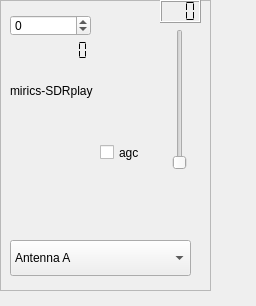
Old version of the form devices/sdrplay-handler/sdrplay-widget.ui in the repository JvanKatwijk/wfm-rpi.
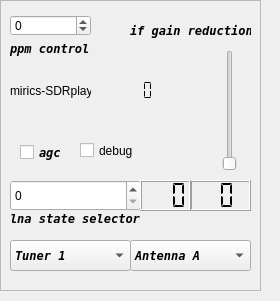
New version of the form.

Patch:
```diff
--- a/devices/sdrplay-handler/sdrplay-widget.ui
+++ b/devices/sdrplay-handler/sdrplay-widget.ui
@@ -6,8 +6,8 @@
    <rect>
     <x>0</x>
     <y>0</y>
-    <width>256</width>
-    <height>306</height>
+    <width>280</width>
+    <height>301</height>
    </rect>
   </property>
   <property name="windowTitle">
@@ -18,7 +18,7 @@
     <rect>
      <x>0</x>
      <y>0</y>
-     <width>211</width>
+     <width>261</width>
      <height>291</height>
     </rect>
    </property>
@@ -33,7 +33,7 @@
      <rect>
       <x>10</x>
       <y>80</y>
-      <width>101</width>
+      <width>81</width>
       <height>21</height>
      </rect>
     </property>
@@ -57,9 +57,9 @@
    <widget class="QLCDNumber" name="api_version">
     <property name="geometry">
      <rect>
-      <x>20</x>
-      <y>40</y>
-      <width>91</width>
+      <x>90</x>
+      <y>80</y>
+      <width>81</width>
       <height>21</height>
      </rect>
     </property>
@@ -73,12 +73,21 @@
    <widget class="QSlider" name="gainSlider">
     <property name="geometry">
      <rect>
-      <x>170</x>
-      <y>29</y>
+      <x>220</x>
+      <y>50</y>
       <width>20</width>
-      <height>141</height>
+      <height>121</height>
      </rect>
     </property>
+    <property name="toolTip">
+     <string>&lt;html&gt;&lt;head/&gt;&lt;body&gt;&lt;p&gt;gain slider, its value is used as measure for the gain reduction of the baseband signal. If the agc is selected, the slider is not effective and is not shown.&lt;/p&gt;&lt;/body&gt;&lt;/html&gt;</string>
+    </property>
+    <property name="minimum">
+     <number>20</number>
+    </property>
+    <property name="maximum">
+     <number>59</number>
+    </property>
     <property name="orientation">
      <enum>Qt::Vertical</enum>
     </property>
@@ -86,14 +95,14 @@
    <widget class="QLCDNumber" name="gainDisplay">
     <property name="geometry">
      <rect>
-      <x>160</x>
-      <y>0</y>
-      <width>41</width>
-      <height>23</height>
+      <x>190</x>
+      <y>180</y>
+      <width>61</width>
+      <height>31</height>
      </rect>
     </property>
     <property name="digitCount">
-     <number>3</number>
+     <number>2</number>
     </property>
     <property name="segmentStyle">
      <enum>QLCDNumber::Flat</enum>
@@ -102,12 +111,23 @@
    <widget class="QCheckBox" name="agcControl">
     <property name="geometry">
      <rect>
-      <x>100</x>
+      <x>20</x>
       <y>140</y>
       <width>51</width>
       <height>25</height>
      </rect>
     </property>
+    <property name="font">
+     <font>
+      <family>DejaVu Sans Mono</family>
+      <weight>75</weight>
+      <italic>true</italic>
+      <bold>true</bold>
+     </font>
+    </property>
+    <property name="toolTip">
+     <string>&lt;html&gt;&lt;head/&gt;&lt;body&gt;&lt;p&gt;Touch to switch on automatic gain control - based on the setting of the lnastate and the ifgain.&lt;/p&gt;&lt;p&gt;If switched on, the lnastate switch and the ifgain slider are switched off&lt;/p&gt;&lt;/body&gt;&lt;/html&gt;</string>
+    </property>
     <property name="text">
      <string>agc</string>
     </property>
@@ -132,8 +152,8 @@
     <property name="geometry">
      <rect>
       <x>10</x>
-      <y>210</y>
-      <width>171</width>
+      <y>110</y>
+      <width>151</width>
       <height>20</height>
      </rect>
     </property>
@@ -144,12 +164,23 @@
    <widget class="QComboBox" name="antennaSelector">
     <property name="geometry">
      <rect>
-      <x>10</x>
+      <x>130</x>
       <y>240</y>
-      <width>181</width>
-      <height>36</height>
+      <width>121</width>
+      <height>31</height>
      </rect>
     </property>
+    <property name="font">
+     <font>
+      <family>DejaVu Sans Mono</family>
+      <weight>75</weight>
+      <italic>true</italic>
+      <bold>true</bold>
+     </font>
+    </property>
+    <property name="toolTip">
+     <string>&lt;html&gt;&lt;head/&gt;&lt;body&gt;&lt;p&gt;Select an antenna (RSP-II)&lt;/p&gt;&lt;/body&gt;&lt;/html&gt;</string>
+    </property>
     <item>
      <property name="text">
       <string>Antenna A</string>
@@ -161,6 +192,145 @@
      </property>
     </item>
    </widget>
+   <widget class="QSpinBox" name="lnaGainSetting">
+    <property name="geometry">
+     <rect>
+      <x>10</x>
+      <y>180</y>
+      <width>131</width>
+      <height>31</height>
+     </rect>
+    </property>
+    <property name="toolTip">
+     <string>&lt;html&gt;&lt;head/&gt;&lt;body&gt;&lt;p&gt;Setting the lna state, determining the gain reduction applied in the lna.&lt;/p&gt;&lt;/body&gt;&lt;/html&gt;</string>
+    </property>
+   </widget>
+   <widget class="QLCDNumber" name="lnaGRdBDisplay">
+    <property name="geometry">
+     <rect>
+      <x>140</x>
+      <y>180</y>
+      <width>51</width>
+      <height>31</height>
+     </rect>
+    </property>
+    <property name="toolTip">
+     <string>&lt;html&gt;&lt;head/&gt;&lt;body&gt;&lt;p&gt;The display shows the gain reduction in the lna of the device.&lt;/p&gt;&lt;/body&gt;&lt;/html&gt;</string>
+    </property>
+    <property name="digitCount">
+     <number>3</number>
+    </property>
+    <property name="segmentStyle">
+     <enum>QLCDNumber::Flat</enum>
+    </property>
+   </widget>
+   <widget class="QComboBox" name="tunerSelector">
+    <property name="geometry">
+     <rect>
+      <x>10</x>
+      <y>240</y>
+      <width>121</width>
+      <height>31</height>
+     </rect>
+    </property>
+    <property name="font">
+     <font>
+      <family>DejaVu Sans Mono</family>
+      <weight>75</weight>
+      <italic>true</italic>
+      <bold>true</bold>
+     </font>
+    </property>
+    <property name="toolTip">
+     <string>&lt;html&gt;&lt;head/&gt;&lt;body&gt;&lt;p&gt;If the device is an rspduo, select the tuner with this combobox&lt;/p&gt;&lt;/body&gt;&lt;/html&gt;</string>
+    </property>
+    <item>
+     <property name="text">
+      <string>Tuner 1</string>
+     </property>
+    </item>
+    <item>
+     <property name="text">
+      <string>Tuner 2</string>
+     </property>
+    </item>
+   </widget>
+   <widget class="QCheckBox" name="debugControl">
+    <property name="geometry">
+     <rect>
+      <x>80</x>
+      <y>140</y>
+      <width>88</width>
+      <height>21</height>
+     </rect>
+    </property>
+    <property name="text">
+     <string>debug</string>
+    </property>
+   </widget>
+   <widget class="QLabel" name="label">
+    <property name="geometry">
+     <rect>
+      <x>10</x>
+      <y>40</y>
+      <width>81</width>
+      <height>16</height>
+     </rect>
+    </property>
+    <property name="font">
+     <font>
+      <family>DejaVu Sans Mono</family>
+      <weight>75</weight>
+      <italic>true</italic>
+      <bold>true</bold>
+     </font>
+    </property>
+    <property name="text">
+     <string>ppm control</string>
+    </property>
+   </widget>
+   <widget class="QLabel" name="gainsliderLabel">
+    <property name="geometry">
+     <rect>
+      <x>130</x>
+      <y>20</y>
+      <width>121</width>
+      <height>21</height>
+     </rect>
+    </property>
+    <property name="font">
+     <font>
+      <family>DejaVu Sans Mono</family>
+      <weight>75</weight>
+      <italic>true</italic>
+      <bold>true</bold>
+     </font>
+    </property>
+    <property name="text">
+     <string>if gain reduction</string>
+    </property>
+   </widget>
+   <widget class="QLabel" name="label_2">
+    <property name="geometry">
+     <rect>
+      <x>10</x>
+      <y>210</y>
+      <width>131</width>
+      <height>16</height>
+     </rect>
+    </property>
+    <property name="font">
+     <font>
+      <family>DejaVu Sans Mono</family>
+      <weight>75</weight>
+      <italic>true</italic>
+      <bold>true</bold>
+     </font>
+    </property>
+    <property name="text">
+     <string>lna state selector</string>
+    </property>
+   </widget>
   </widget>
  </widget>
  <resources/>
```
Left out of the diff: 15 changed lines with no effect on the pictures.
